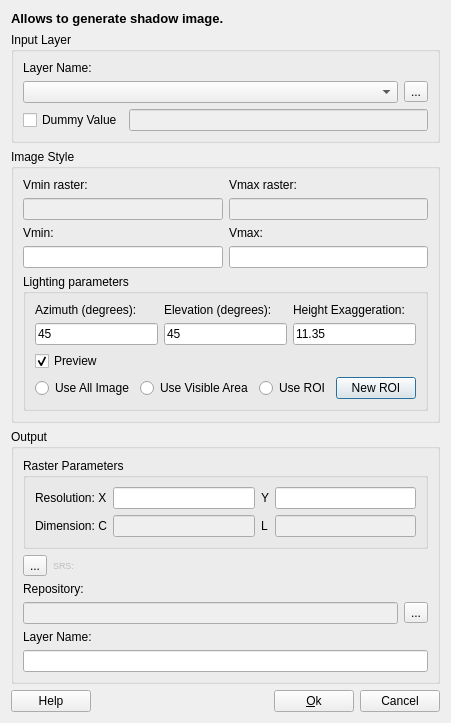
The window that src/terralib/mnt/qt/ui/ImageGenerateDialogForm.ui (claudiobogossian/terralib5) describes before a commit, drawn with Qt 5.
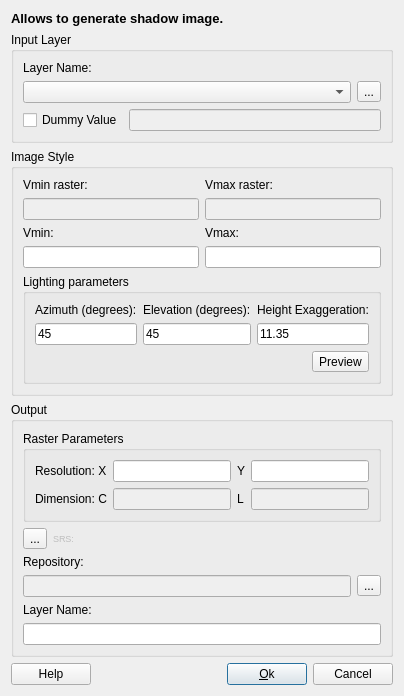
The same window after the commit. Custom widgets are drawn as their Qt base class.

Commit message: Preview Image

The edit to the form file:
```diff
--- a/src/terralib/mnt/qt/ui/ImageGenerateDialogForm.ui
+++ b/src/terralib/mnt/qt/ui/ImageGenerateDialogForm.ui
@@ -6,8 +6,8 @@
    <rect>
     <x>0</x>
     <y>0</y>
-    <width>403</width>
-    <height>669</height>
+    <width>364</width>
+    <height>643</height>
    </rect>
   </property>
   <property name="windowTitle">
@@ -189,58 +189,31 @@
            </item>
           </layout>
          </item>
-         <item>
-          <widget class="QCheckBox" name="m_previewCheckBox">
-           <property name="text">
-            <string>Preview</string>
-           </property>
-           <property name="checked">
-            <bool>true</bool>
-           </property>
-          </widget>
-         </item>
          <item>
           <layout class="QHBoxLayout" name="horizontalLayout_3">
            <item>
-            <widget class="QRadioButton" name="m_allImageRadioButton">
-             <property name="text">
-              <string>Use All Image</string>
+            <spacer name="horizontalSpacer">
+             <property name="orientation">
+              <enum>Qt::Horizontal</enum>
              </property>
-            </widget>
+             <property name="sizeHint" stdset="0">
+              <size>
+               <width>40</width>
+               <height>20</height>
+              </size>
+             </property>
+            </spacer>
            </item>
            <item>
-            <widget class="QRadioButton" name="m_visibleAreaRadioButton">
+            <widget class="QToolButton" name="m_previewToolButton">
              <property name="text">
-              <string>Use Visible Area</string>
-             </property>
-             <property name="checkable">
-              <bool>true</bool>
+              <string>Preview</string>
              </property>
              <property name="checked">
               <bool>false</bool>
              </property>
             </widget>
            </item>
-           <item>
-            <widget class="QRadioButton" name="m_roiRadioButton">
-             <property name="text">
-              <string>Use ROI</string>
-             </property>
-            </widget>
-           </item>
-           <item>
-            <widget class="QPushButton" name="m_newROIPushButton">
-             <property name="enabled">
-              <bool>true</bool>
-             </property>
-             <property name="text">
-              <string>New ROI</string>
-             </property>
-             <property name="checkable">
-              <bool>true</bool>
-             </property>
-            </widget>
-           </item>
           </layout>
          </item>
         </layout>
```
Left out of the diff: 11 changed lines with no effect on the pictures. The commit also changes 4 other files.
